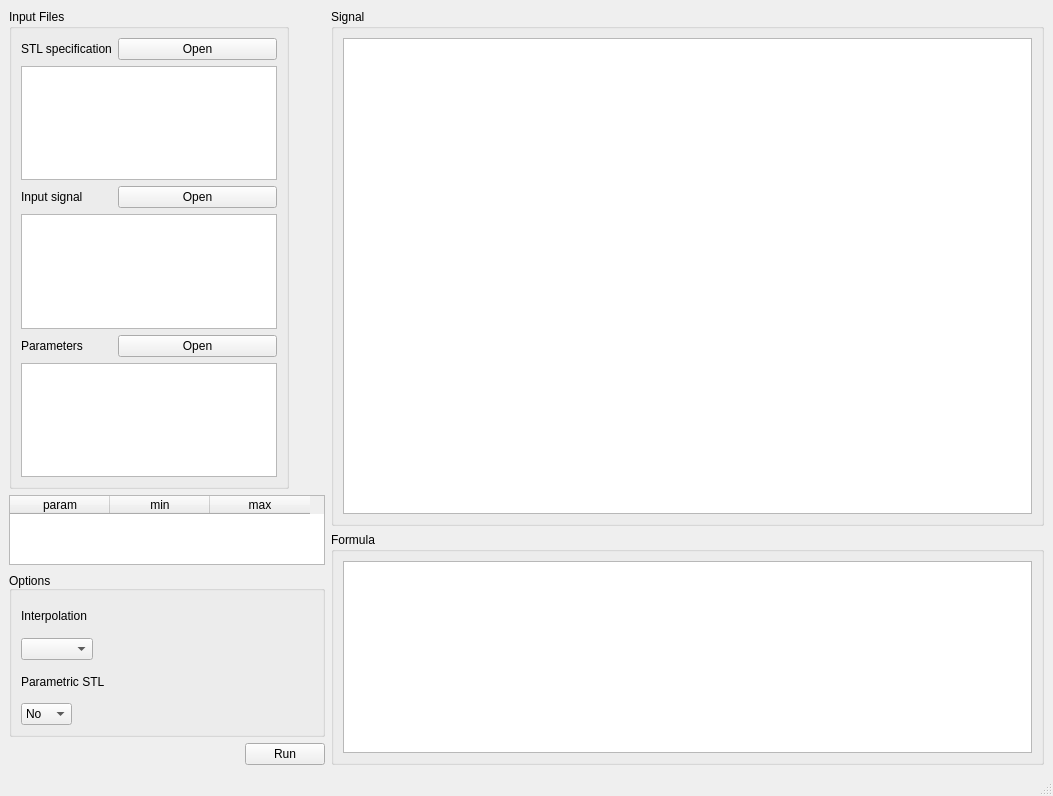
andcarde/MultidimensionalSearch, file ParetoLib/GUI/Window.ui: the form before one commit.
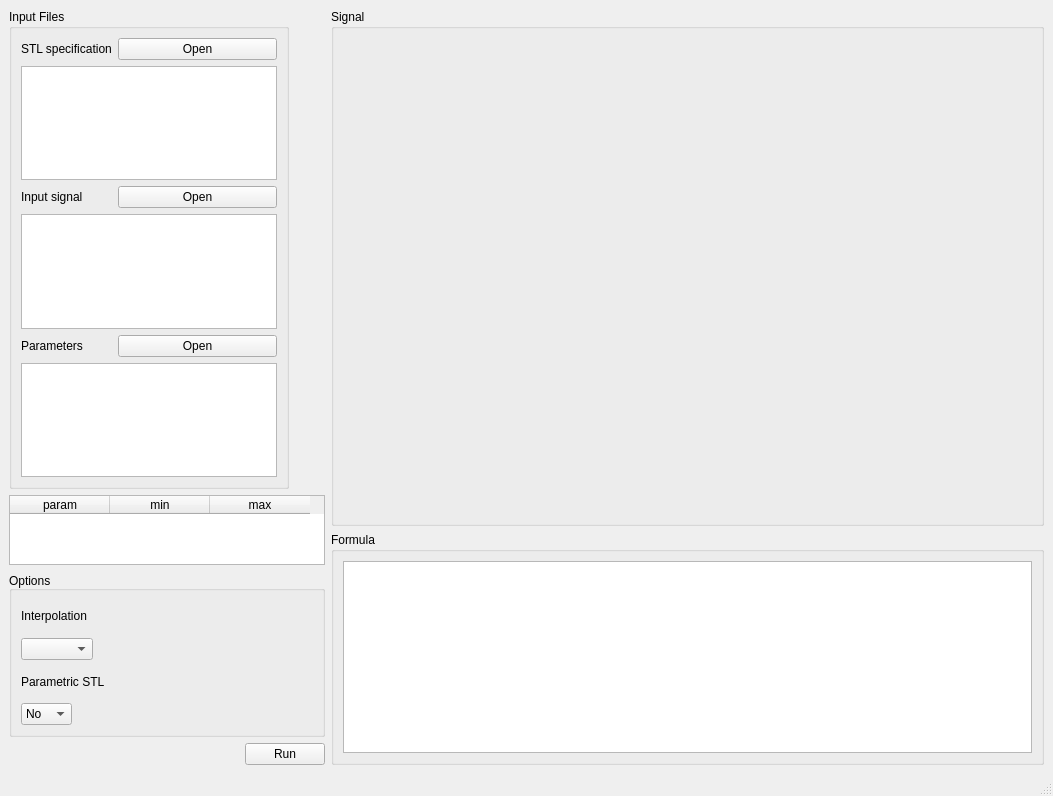
The form after the commit.

Commit message: Resizing GUI window

```diff
--- a/ParetoLib/GUI/Window.ui
+++ b/ParetoLib/GUI/Window.ui
@@ -283,40 +283,7 @@
         </property>
         <layout class="QVBoxLayout" name="verticalLayout">
          <item>
-          <widget class="QGraphicsView" name="graphicsView">
-           <property name="sizePolicy">
-            <sizepolicy hsizetype="Expanding" vsizetype="Expanding">
-             <horstretch>0</horstretch>
-             <verstretch>0</verstretch>
-            </sizepolicy>
-           </property>
-           <property name="sizeIncrement">
-            <size>
-             <width>1</width>
-             <height>1</height>
-            </size>
-           </property>
-           <property name="verticalScrollBarPolicy">
-            <enum>Qt::ScrollBarAlwaysOff</enum>
-           </property>
-           <property name="horizontalScrollBarPolicy">
-            <enum>Qt::ScrollBarAlwaysOff</enum>
-           </property>
-           <property name="sizeAdjustPolicy">
-            <enum>QAbstractScrollArea::AdjustToContents</enum>
-           </property>
-           <property name="sceneRect">
-            <rectf>
-             <x>0.000000000000000</x>
-             <y>0.000000000000000</y>
-             <width>0.000000000000000</width>
-             <height>0.000000000000000</height>
-            </rectf>
-           </property>
-           <property name="resizeAnchor">
-            <enum>QGraphicsView::AnchorViewCenter</enum>
-           </property>
-          </widget>
+          <layout class="QVBoxLayout" name="verticalLayout_3"/>
          </item>
         </layout>
        </widget>
```
Left out of the diff: 2 changed lines with no effect on the pictures. The commit also changes 2 other files.
